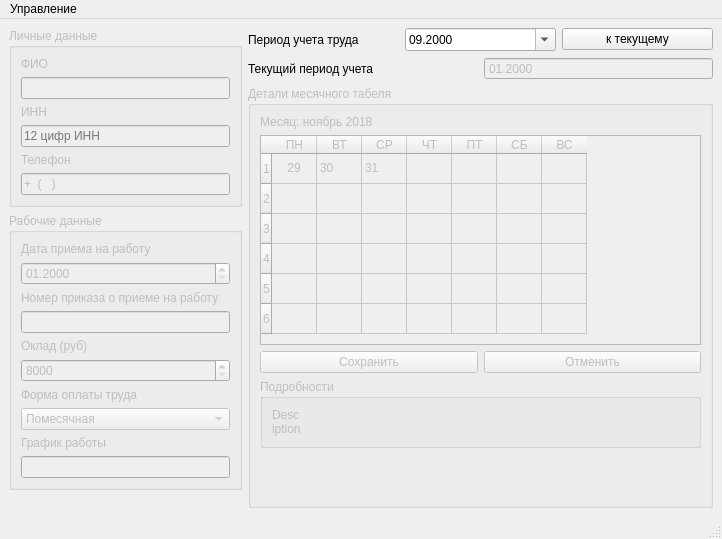
Above: SalaryCount/SalaryCount/employeesc.ui from artemkurylev/mdkp before the change. Below: the same form after it.
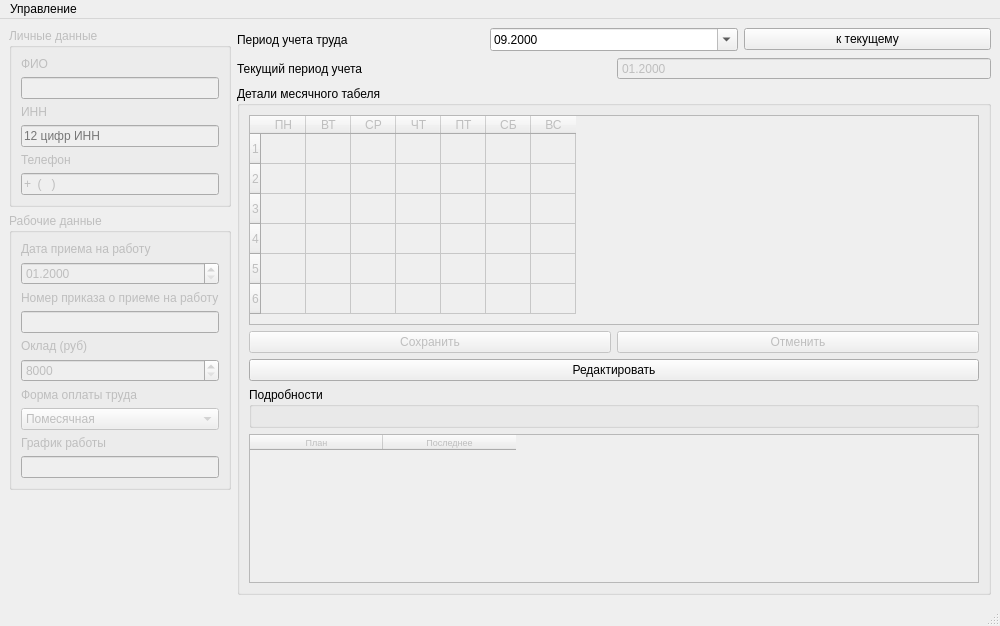
That is the form after the change.

Commit message: добавлена интерактивность на странице сотрудника (коннекты и отображение информации)

Patch:
```diff
--- a/SalaryCount/SalaryCount/employeesc.ui
+++ b/SalaryCount/SalaryCount/employeesc.ui
@@ -6,8 +6,8 @@
    <rect>
     <x>0</x>
     <y>0</y>
-    <width>722</width>
-    <height>539</height>
+    <width>1000</width>
+    <height>626</height>
    </rect>
   </property>
   <property name="minimumSize">
@@ -28,10 +28,16 @@
       </property>
       <property name="sizePolicy">
        <sizepolicy hsizetype="Expanding" vsizetype="Preferred">
-        <horstretch>1</horstretch>
+        <horstretch>0</horstretch>
         <verstretch>0</verstretch>
        </sizepolicy>
       </property>
+      <property name="minimumSize">
+       <size>
+        <width>0</width>
+        <height>0</height>
+       </size>
+      </property>
       <property name="title">
        <string>Рабочие данные</string>
       </property>
@@ -165,7 +171,7 @@
       </property>
       <property name="sizePolicy">
        <sizepolicy hsizetype="Expanding" vsizetype="Preferred">
-        <horstretch>1</horstretch>
+        <horstretch>0</horstretch>
         <verstretch>0</verstretch>
        </sizepolicy>
       </property>
@@ -306,7 +312,7 @@
     <item row="2" column="1" rowspan="3">
      <widget class="QGroupBox" name="LabourGroupEdit">
       <property name="enabled">
-       <bool>false</bool>
+       <bool>true</bool>
       </property>
       <property name="sizePolicy">
        <sizepolicy hsizetype="Expanding" vsizetype="Expanding">
@@ -316,7 +322,7 @@
       </property>
       <property name="maximumSize">
        <size>
-        <width>700</width>
+        <width>890</width>
         <height>16777215</height>
        </size>
       </property>
@@ -330,15 +336,11 @@
        <string>Детали месячного табеля</string>
       </property>
       <layout class="QVBoxLayout" name="verticalLayout_10">
-       <item>
-        <widget class="QLabel" name="Month_label">
-         <property name="text">
-          <string>Месяц: ноябрь 2018</string>
-         </property>
-        </widget>
-       </item>
        <item>
         <widget class="QTableWidget" name="laborSheet">
+         <property name="enabled">
+          <bool>false</bool>
+         </property>
          <property name="sizePolicy">
           <sizepolicy hsizetype="Minimum" vsizetype="Minimum">
            <horstretch>0</horstretch>
@@ -353,8 +355,8 @@
          </property>
          <property name="maximumSize">
           <size>
-           <width>700</width>
-           <height>420</height>
+           <width>5000</width>
+           <height>5000</height>
           </size>
          </property>
          <property name="baseSize">
@@ -442,7 +444,7 @@
          </column>
          <item row="0" column="0">
           <property name="text">
-           <string>29</string>
+           <string/>
           </property>
           <property name="textAlignment">
            <set>AlignCenter</set>
@@ -453,7 +455,7 @@
          </item>
          <item row="0" column="1">
           <property name="text">
-           <string>30</string>
+           <string/>
           </property>
           <property name="flags">
            <set>ItemIsEnabled|ItemIsTristate</set>
@@ -461,7 +463,7 @@
          </item>
          <item row="0" column="2">
           <property name="text">
-           <string>31</string>
+           <string/>
           </property>
          </item>
         </widget>
@@ -493,6 +495,16 @@
          </item>
         </layout>
        </item>
+       <item>
+        <widget class="QPushButton" name="editBtn">
+         <property name="enabled">
+          <bool>true</bool>
+         </property>
+         <property name="text">
+          <string>Редактировать</string>
+         </property>
+        </widget>
+       </item>
        <item>
         <widget class="QGroupBox" name="groupBox">
          <property name="sizePolicy">
@@ -507,35 +519,60 @@
          <property name="flat">
           <bool>true</bool>
          </property>
-         <layout class="QVBoxLayout" name="verticalLayout_6">
-          <item>
-           <widget class="QLabel" name="Description_label">
-            <property name="enabled">
-             <bool>false</bool>
-            </property>
-            <property name="text">
-             <string>&lt;html&gt;&lt;head/&gt;&lt;body&gt;&lt;p&gt;Desc&lt;br/&gt;iption&lt;/p&gt;&lt;/body&gt;&lt;/html&gt;</string>
-            </property>
-           </widget>
-          </item>
-         </layout>
+         <layout class="QVBoxLayout" name="verticalLayout_6"/>
         </widget>
        </item>
        <item>
-        <spacer name="verticalSpacer_2">
-         <property name="orientation">
-          <enum>Qt::Vertical</enum>
+        <widget class="QTableWidget" name="Description_table">
+         <property name="enabled">
+          <bool>false</bool>
          </property>
-         <property name="sizeType">
-          <enum>QSizePolicy::Preferred</enum>
+         <property name="font">
+          <font>
+           <pointsize>7</pointsize>
+          </font>
          </property>
-         <property name="sizeHint" stdset="0">
-          <size>
-           <width>20</width>
-           <height>120</height>
-          </size>
+         <property name="autoScrollMargin">
+          <number>5</number>
          </property>
-        </spacer>
+         <property name="editTriggers">
+          <set>QAbstractItemView::NoEditTriggers</set>
+         </property>
+         <property name="alternatingRowColors">
+          <bool>true</bool>
+         </property>
+         <property name="selectionMode">
+          <enum>QAbstractItemView::NoSelection</enum>
+         </property>
+         <property name="selectionBehavior">
+          <enum>QAbstractItemView::SelectRows</enum>
+         </property>
+         <property name="verticalScrollMode">
+          <enum>QAbstractItemView::ScrollPerPixel</enum>
+         </property>
+         <property name="showGrid">
+          <bool>true</bool>
+         </property>
+         <property name="gridStyle">
+          <enum>Qt::DotLine</enum>
+         </property>
+         <attribute name="horizontalHeaderDefaultSectionSize">
+          <number>133</number>
+         </attribute>
+         <attribute name="horizontalHeaderMinimumSectionSize">
+          <number>45</number>
+         </attribute>
+         <column>
+          <property name="text">
+           <string>План</string>
+          </property>
+         </column>
+         <column>
+          <property name="text">
+           <string>Последнее</string>
+          </property>
+         </column>
+        </widget>
        </item>
       </layout>
      </widget>
@@ -547,7 +584,7 @@
     <rect>
      <x>0</x>
      <y>0</y>
-     <width>722</width>
+     <width>1000</width>
      <height>21</height>
     </rect>
    </property>
```
Left out of the diff: 48 changed lines with no effect on the pictures. The commit also changes 2 other files.
